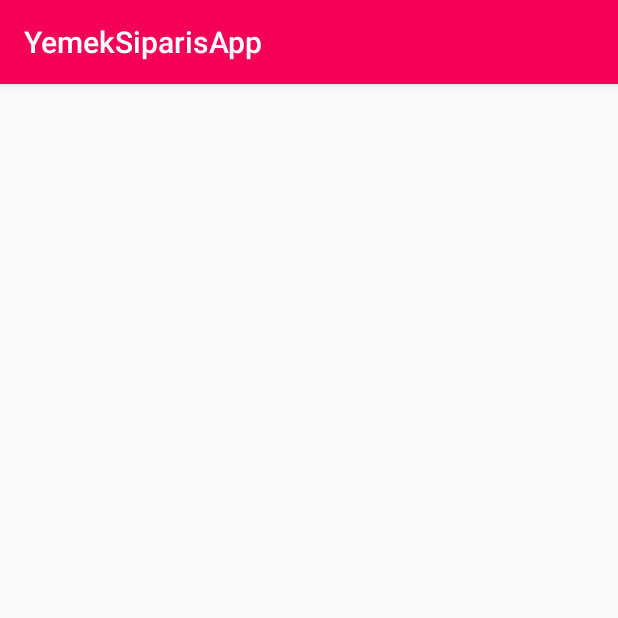
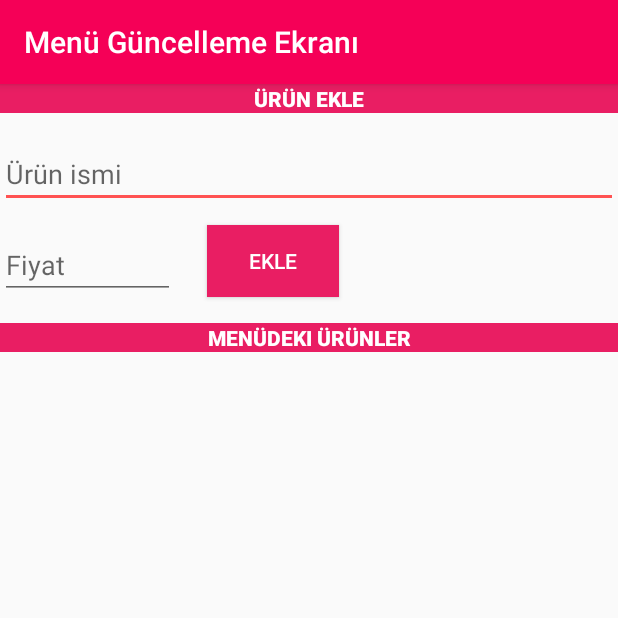
Before and after one commit to fatihy101/yemek-siparis-app, an Android app: the UrunMenu screen opened directly, with no data from a screen before it, on a phone screen of 412 x 824 dp, the top half of it. Run offline under Robolectric (Android 15) with nearby library versions, the phone set to English and light mode, and no system bars; our stand-ins replace Firebase (no records; nobody signed in at launch, a user with empty details on screens opened directly).

Commit message:
urunMenu.class'ın UI'ı tasarlandı ve db'e ürün eklenebilir hale getirildi.

```diff
--- a/project_file/YemekSiparisApp/app/src/main/java/com/yazilimmuhendisligi/yemeksiparis/ui_firma/UrunMenu/UrunMenu.java
+++ b/project_file/YemekSiparisApp/app/src/main/java/com/yazilimmuhendisligi/yemeksiparis/ui_firma/UrunMenu/UrunMenu.java
@@ -1,16 +1,77 @@
 package com.yazilimmuhendisligi.yemeksiparis.ui_firma.UrunMenu;
 
+import androidx.annotation.NonNull;
 import androidx.appcompat.app.AppCompatActivity;
 
 import android.os.Bundle;
+import android.view.View;
+import android.widget.EditText;
+import android.widget.Toast;
 
+import com.google.android.gms.tasks.OnFailureListener;
+import com.google.android.gms.tasks.OnSuccessListener;
+import com.google.firebase.auth.FirebaseAuth;
+import com.google.firebase.firestore.DocumentReference;
+import com.google.firebase.firestore.FirebaseFirestore;
 import com.yazilimmuhendisligi.yemeksiparis.R;
 
+import java.util.HashMap;
+import java.util.Map;
+
 public class UrunMenu extends AppCompatActivity {
+EditText urunIsmi, fiyat;
+FirebaseFirestore firebaseFirestore;
+FirebaseAuth mAuth;
 
     @Override
     protected void onCreate(Bundle savedInstanceState) {
         super.onCreate(savedInstanceState);
         setContentView(R.layout.activity_urun_menu);
+    urunIsmi = findViewById(R.id.urun_ismi_ekle);
+    fiyat = findViewById(R.id.urun_fiyat_ekle);
+    mAuth = FirebaseAuth.getInstance();
+    firebaseFirestore = FirebaseFirestore.getInstance();
+    setTitle("Menü Güncelleme Ekranı");
     }
+
+    public void dbUrunEkle(View view)
+    {
+        if(bosMuKontrol())
+        {
+            Toast.makeText(this, "Gerekli alanları doldurun", Toast.LENGTH_SHORT).show();
+        }
+        else
+        {
+            String urunIsmiStr = urunIsmi.getText().toString();
+            String fiyatStr = fiyat.getText().toString();
+            String UIDCurrent  = mAuth.getUid();
+            Map<String,Object> urun = new HashMap<>();
+
+            urun.put("urun_ismi",urunIsmiStr);
+            urun.put("fiyat",fiyatStr);
+
+            firebaseFirestore.collection("kullanici_bilgileri/"+UIDCurrent+"/menu")
+                    .add(urun).addOnSuccessListener(new OnSuccessListener<DocumentReference>() {
+                @Override
+                public void onSuccess(DocumentReference documentReference) {
+                    Toast.makeText(UrunMenu.this, "Ürün menüye eklendi", Toast.LENGTH_LONG).show();
+                }
+            }).addOnFailureListener(new OnFailureListener() {
+                @Override
+                public void onFailure(@NonNull Exception e) {
+                    Toast.makeText(UrunMenu.this, "HATA: " + e.getLocalizedMessage(), Toast.LENGTH_SHORT).show();
+                }
+            });
+        }
+
+    }
+
+    public boolean bosMuKontrol()
+    {
+        return urunIsmi.getText().toString().equals("") || fiyat.getText().toString().equals("");
+    }
+
+
 }
+
+//firebaseFirestore.collection("kullanici_bilgileri/"+UIDCurrent+"/menu").get()
--- /dev/null
+++ b/project_file/YemekSiparisApp/app/src/main/res/drawable/ic_add_black_24dp.xml
@@ -0,0 +1,5 @@
+<vector android:height="24dp" android:tint="#FFFFFF"
+    android:viewportHeight="24.0" android:viewportWidth="24.0"
+    android:width="24dp" xmlns:android="http://schemas.android.com/apk/res/android">
+    <path android:fillColor="#FF000000" android:pathData="M19,13h-6v6h-2v-6H5v-2h6V5h2v6h6v2z"/>
+</vector>
--- a/project_file/YemekSiparisApp/app/src/main/res/layout/activity_firma.xml
+++ b/project_file/YemekSiparisApp/app/src/main/res/layout/activity_firma.xml
@@ -26,7 +26,8 @@
         android:background="@color/colorPrimaryDark"
         android:textColor="@color/textColor"
         android:text="Menüyü Güncelle"
-        android:textAllCaps="false"/>
+        android:textAllCaps="false"
+        android:onClick="restoranMenusuneGit"/>
 
     <Button
         android:id="@+id/bilgi_guncelle_firma_button"
--- a/project_file/YemekSiparisApp/app/src/main/res/layout/activity_urun_menu.xml
+++ b/project_file/YemekSiparisApp/app/src/main/res/layout/activity_urun_menu.xml
@@ -6,4 +6,78 @@
     android:layout_height="match_parent"
     tools:context=".ui_firma.UrunMenu.UrunMenu">
 
+    <TextView
+        android:id="@+id/textView"
+        android:layout_width="0dp"
+        android:layout_height="wrap_content"
+        android:background="@color/colorPrimaryDark"
+        android:text="Ürün Ekle"
+        android:textAlignment="center"
+        android:textAllCaps="true"
+        android:textColor="@color/textColor"
+        android:fontFamily="sans-serif-black"
+        app:layout_constraintEnd_toEndOf="parent"
+        app:layout_constraintStart_toStartOf="parent"
+        app:layout_constraintTop_toTopOf="parent" />
+
+    <EditText
+        android:id="@+id/urun_ismi_ekle"
+        android:layout_width="0dp"
+        android:layout_height="wrap_content"
+        android:layout_marginTop="37dp"
+        android:hint="Ürün ismi"
+        app:layout_constraintEnd_toEndOf="parent"
+        app:layout_constraintStart_toStartOf="parent"
+        app:layout_constraintTop_toTopOf="parent" />
+
+    <EditText
+        android:id="@+id/urun_fiyat_ekle"
+        android:layout_width="0dp"
+        android:layout_height="wrap_content"
+        android:layout_marginTop="15dp"
+        android:layout_marginEnd="21dp"
+        android:hint="Fiyat"
+        app:layout_constraintEnd_toStartOf="@+id/urun_ekle_onay_button"
+        app:layout_constraintStart_toStartOf="parent"
+        app:layout_constraintTop_toBottomOf="@+id/urun_ismi_ekle" />
+
+    <Button
+        android:id="@+id/urun_ekle_onay_button"
+        android:layout_width="wrap_content"
+        android:layout_height="wrap_content"
+        android:layout_marginTop="11dp"
+        android:layout_marginEnd="186dp"
+        android:background="@color/colorPrimaryDark"
+        android:text="EKLE"
+        android:textColor="@color/textColor"
+        app:layout_constraintEnd_toEndOf="parent"
+        app:layout_constraintStart_toEndOf="@+id/urun_fiyat_ekle"
+        app:layout_constraintTop_toBottomOf="@+id/urun_ismi_ekle"
+        android:onClick="dbUrunEkle"/>
+
+    <TextView
+        android:id="@+id/textView2"
+        android:layout_width="0dp"
+        android:layout_height="wrap_content"
+        android:layout_marginTop="16dp"
+        android:background="@color/colorPrimaryDark"
+        android:text="Menüdeki Ürünler"
+        android:textAlignment="center"
+        android:textAllCaps="true"
+        android:textColor="@color/textColor"
+        app:layout_constraintEnd_toEndOf="parent"
+        app:layout_constraintStart_toStartOf="parent"
+        app:layout_constraintTop_toBottomOf="@+id/urun_fiyat_ekle"
+        android:fontFamily="sans-serif-black"/>
+
+    <!--Buradan sonrası yazılacak-->
+   <androidx.recyclerview.widget.RecyclerView
+        android:id="@+id/recyclerView_menu_guncelle"
+        android:layout_width="0dp"
+        android:layout_height="426dp"
+        app:layout_constraintBottom_toBottomOf="parent"
+        app:layout_constraintEnd_toEndOf="parent"
+        app:layout_constraintStart_toStartOf="parent"
+        app:layout_constraintTop_toBottomOf="@+id/textView2" />
+
 </androidx.constraintlayout.widget.ConstraintLayout>
```
Also changed, not shown: project_file/YemekSiparisApp/app/src/main/AndroidManifest.xml (+5 -2 lines), project_file/YemekSiparisApp/app/src/main/java/com/yazilimmuhendisligi/yemeksiparis/ui_firma/firmaActivity.java (+8 -0 lines).
